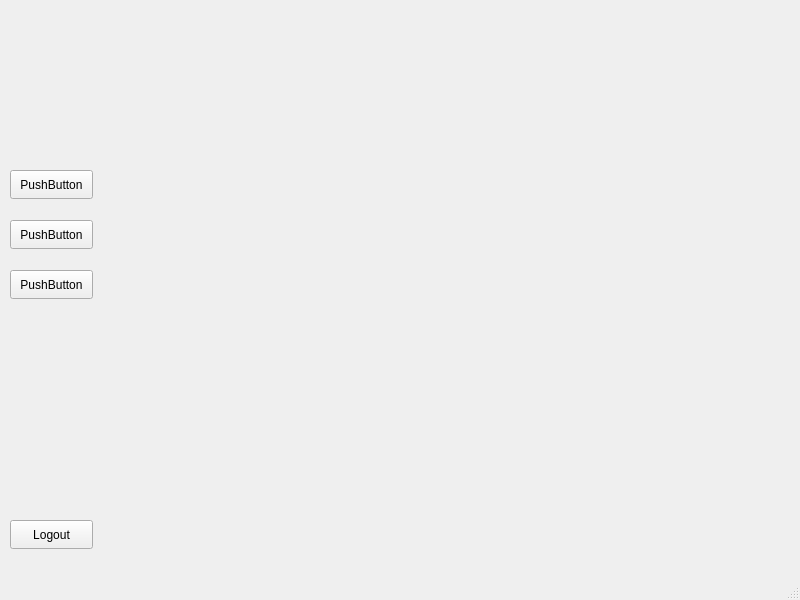
Above: mainrcyvolunteers.ui from cheseuca/RCYVolunteers before the change. Below: the same form after it.
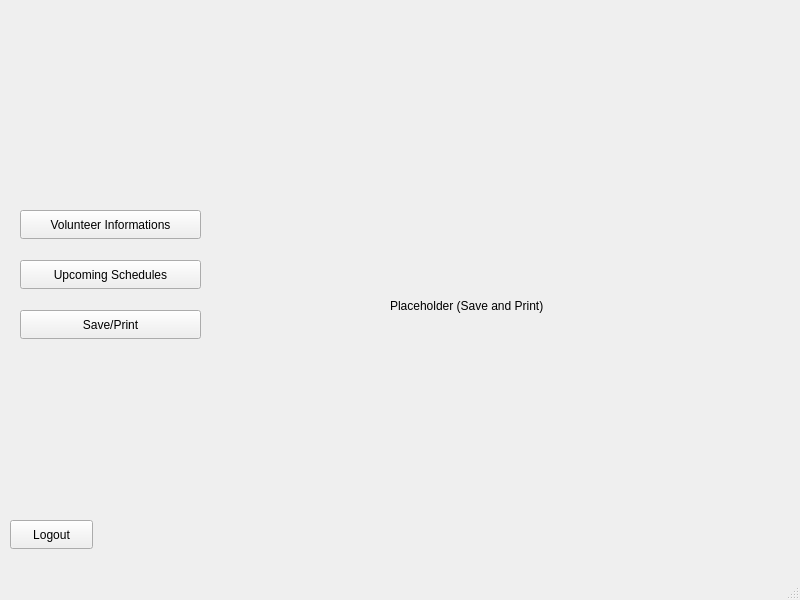
That is the form after the change.

```diff
--- a/mainrcyvolunteers.ui
+++ b/mainrcyvolunteers.ui
@@ -23,48 +23,158 @@
       <height>450</height>
      </rect>
     </property>
+    <property name="currentIndex">
+     <number>2</number>
+    </property>
     <widget class="QWidget" name="page">
      <widget class="QPushButton" name="pushButton">
       <property name="geometry">
        <rect>
-        <x>10</x>
-        <y>100</y>
-        <width>83</width>
+        <x>20</x>
+        <y>140</y>
+        <width>181</width>
         <height>29</height>
        </rect>
       </property>
       <property name="text">
-       <string>PushButton</string>
+       <string>Volunteer Informations</string>
       </property>
      </widget>
      <widget class="QPushButton" name="pushButton_2">
       <property name="geometry">
        <rect>
-        <x>10</x>
-        <y>150</y>
-        <width>83</width>
+        <x>20</x>
+        <y>190</y>
+        <width>181</width>
         <height>29</height>
        </rect>
       </property>
       <property name="text">
-       <string>PushButton</string>
+       <string>Upcoming Schedules</string>
       </property>
      </widget>
      <widget class="QPushButton" name="pushButton_3">
       <property name="geometry">
        <rect>
-        <x>10</x>
-        <y>200</y>
-        <width>83</width>
+        <x>20</x>
+        <y>240</y>
+        <width>181</width>
         <height>29</height>
        </rect>
       </property>
       <property name="text">
-       <string>PushButton</string>
+       <string>Save/Print</string>
       </property>
      </widget>
     </widget>
-    <widget class="QWidget" name="page_2"/>
+    <widget class="QWidget" name="page_2">
+     <widget class="QPushButton" name="pushButton_SaveNPrint_2">
+      <property name="geometry">
+       <rect>
+        <x>20</x>
+        <y>240</y>
+        <width>181</width>
+        <height>29</height>
+       </rect>
+      </property>
+      <property name="text">
+       <string>Save/Print</string>
+      </property>
+     </widget>
+     <widget class="QPushButton" name="pushButton_Schedules_2">
+      <property name="geometry">
+       <rect>
+        <x>20</x>
+        <y>190</y>
+        <width>181</width>
+        <height>29</height>
+       </rect>
+      </property>
+      <property name="text">
+       <string>Upcoming Schedules</string>
+      </property>
+     </widget>
+     <widget class="QPushButton" name="pushButton_Volunteers_2">
+      <property name="geometry">
+       <rect>
+        <x>20</x>
+        <y>140</y>
+        <width>181</width>
+        <height>29</height>
+       </rect>
+      </property>
+      <property name="text">
+       <string>Volunteer Informations</string>
+      </property>
+     </widget>
+     <widget class="QLabel" name="placeholder1">
+      <property name="geometry">
+       <rect>
+        <x>410</x>
+        <y>130</y>
+        <width>201</width>
+        <height>151</height>
+       </rect>
+      </property>
+      <property name="text">
+       <string>Placeholder (Schedule)</string>
+      </property>
+     </widget>
+    </widget>
+    <widget class="QWidget" name="page_3">
+     <widget class="QPushButton" name="pushButton_Schedules_3">
+      <property name="geometry">
+       <rect>
+        <x>20</x>
+        <y>190</y>
+        <width>181</width>
+        <height>29</height>
+       </rect>
+      </property>
+      <property name="text">
+       <string>Upcoming Schedules</string>
+      </property>
+     </widget>
+     <widget class="QPushButton" name="pushButton_SaveNPrint_3">
+      <property name="geometry">
+       <rect>
+        <x>20</x>
+        <y>240</y>
+        <width>181</width>
+        <height>29</height>
+       </rect>
+      </property>
+      <property name="text">
+       <string>Save/Print</string>
+      </property>
+     </widget>
+     <widget class="QPushButton" name="pushButton_Volunteers_3">
+      <property name="geometry">
+       <rect>
+        <x>20</x>
+        <y>140</y>
+        <width>181</width>
+        <height>29</height>
+       </rect>
+      </property>
+      <property name="text">
+       <string>Volunteer Informations</string>
+      </property>
+     </widget>
+     <widget class="QLabel" name="placeholder2">
+      <property name="geometry">
+       <rect>
+        <x>390</x>
+        <y>160</y>
+        <width>201</width>
+        <height>151</height>
+       </rect>
+      </property>
+      <property name="text">
+       <string>Placeholder (Save and Print)</string>
+      </property>
+     </widget>
+    </widget>
    </widget>
    <widget class="QPushButton" name="pushButton_Logout">
     <property name="geometry">
```
Left out of the diff: 6 changed lines with no effect on the pictures.
